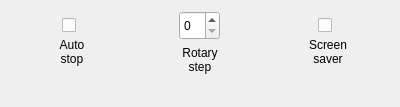
Before: the Qt Designer form src/util/FormPrefs.ui in lcnsqr/neblinux, drawn with Qt 5.
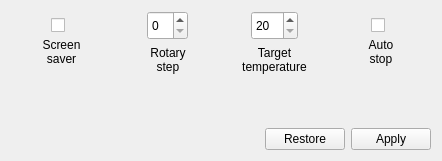
After: the same form once the commit is applied.

Diff of the .ui file:
```diff
--- a/src/util/FormPrefs.ui
+++ b/src/util/FormPrefs.ui
@@ -6,84 +6,155 @@
    <rect>
     <x>0</x>
     <y>0</y>
-    <width>400</width>
-    <height>107</height>
+    <width>442</width>
+    <height>161</height>
    </rect>
   </property>
   <property name="windowTitle">
    <string>Form</string>
   </property>
-  <layout class="QHBoxLayout" name="horizontalLayout">
+  <layout class="QVBoxLayout" name="verticalLayout_5">
    <item>
-    <layout class="QVBoxLayout" name="verticalLayout">
-     <item alignment="Qt::AlignHCenter">
-      <widget class="QCheckBox" name="autostop">
-       <property name="maximumSize">
-        <size>
-         <width>23</width>
-         <height>16777215</height>
-        </size>
-       </property>
-       <property name="styleSheet">
-        <string notr="true">margin-top: 7px;</string>
-       </property>
-       <property name="text">
-        <string/>
-       </property>
-      </widget>
+    <layout class="QHBoxLayout" name="horizontalLayout">
+     <item>
+      <layout class="QVBoxLayout" name="verticalLayout_3">
+       <item alignment="Qt::AlignHCenter">
+        <widget class="QCheckBox" name="screensaver">
+         <property name="maximumSize">
+          <size>
+           <width>23</width>
+           <height>16777215</height>
+          </size>
+         </property>
+         <property name="styleSheet">
+          <string notr="true">margin-top: 7px;</string>
+         </property>
+         <property name="text">
+          <string/>
+         </property>
+        </widget>
+       </item>
+       <item alignment="Qt::AlignTop">
+        <widget class="QLabel" name="screensaverLabel">
+         <property name="minimumSize">
+          <size>
+           <width>0</width>
+           <height>0</height>
+          </size>
+         </property>
+         <property name="text">
+          <string>&lt;html&gt;&lt;head/&gt;&lt;body&gt;&lt;p align=&quot;center&quot;&gt;Screen&lt;br/&gt;saver&lt;/p&gt;&lt;/body&gt;&lt;/html&gt;</string>
+         </property>
+        </widget>
+       </item>
+      </layout>
      </item>
-     <item alignment="Qt::AlignTop">
-      <widget class="QLabel" name="autostopLabel">
-       <property name="text">
-        <string>&lt;html&gt;&lt;head/&gt;&lt;body&gt;&lt;p align=&quot;center&quot;&gt;Auto&lt;br/&gt;stop&lt;/p&gt;&lt;/body&gt;&lt;/html&gt;</string>
+     <item>
+      <layout class="QVBoxLayout" name="verticalLayout_2">
+       <property name="spacing">
+        <number>6</number>
        </property>
-      </widget>
+       <item alignment="Qt::AlignHCenter">
+        <widget class="QSpinBox" name="tempstep">
+         <property name="maximumSize">
+          <size>
+           <width>100</width>
+           <height>29</height>
+          </size>
+         </property>
+        </widget>
+       </item>
+       <item alignment="Qt::AlignTop">
+        <widget class="QLabel" name="tempstepLabel">
+         <property name="text">
+          <string>&lt;html&gt;&lt;head/&gt;&lt;body&gt;&lt;p align=&quot;center&quot;&gt;Rotary&lt;br/&gt;step&lt;/p&gt;&lt;/body&gt;&lt;/html&gt;</string>
+         </property>
+        </widget>
+       </item>
+      </layout>
      </item>
-    </layout>
-   </item>
-   <item>
-    <layout class="QVBoxLayout" name="verticalLayout_2">
-     <item alignment="Qt::AlignHCenter">
-      <widget class="QSpinBox" name="tempstep">
-       <property name="maximumSize">
-        <size>
-         <width>100</width>
-         <height>29</height>
-        </size>
-       </property>
-      </widget>
+     <item>
+      <layout class="QVBoxLayout" name="verticalLayout_6">
+       <item alignment="Qt::AlignHCenter">
+        <widget class="QSpinBox" name="target">
+         <property name="maximumSize">
+          <size>
+           <width>100</width>
+           <height>29</height>
+          </size>
+         </property>
+         <property name="minimum">
+          <number>20</number>
+         </property>
+         <property name="maximum">
+          <number>220</number>
+         </property>
+        </widget>
+       </item>
+       <item alignment="Qt::AlignTop">
+        <widget class="QLabel" name="targetLabel">
+         <property name="text">
+          <string>&lt;html&gt;&lt;head/&gt;&lt;body&gt;&lt;p align=&quot;center&quot;&gt;Target&lt;br/&gt;temperature&lt;/p&gt;&lt;/body&gt;&lt;/html&gt;</string>
+         </property>
+        </widget>
+       </item>
+      </layout>
      </item>
-     <item alignment="Qt::AlignTop">
-      <widget class="QLabel" name="tempstepLabel">
-       <property name="text">
-        <string>&lt;html&gt;&lt;head/&gt;&lt;body&gt;&lt;p align=&quot;center&quot;&gt;Rotary&lt;br/&gt;step&lt;/p&gt;&lt;/body&gt;&lt;/html&gt;</string>
-       </property>
-      </widget>
+     <item>
+      <layout class="QVBoxLayout" name="verticalLayout">
+       <item alignment="Qt::AlignHCenter">
+        <widget class="QCheckBox" name="autostop">
+         <property name="maximumSize">
+          <size>
+           <width>23</width>
+           <height>16777215</height>
+          </size>
+         </property>
+         <property name="styleSheet">
+          <string notr="true">margin-top: 7px;</string>
+         </property>
+         <property name="text">
+          <string/>
+         </property>
+        </widget>
+       </item>
+       <item alignment="Qt::AlignTop">
+        <widget class="QLabel" name="autostopLabel">
+         <property name="text">
+          <string>&lt;html&gt;&lt;head/&gt;&lt;body&gt;&lt;p align=&quot;center&quot;&gt;Auto&lt;br/&gt;stop&lt;/p&gt;&lt;/body&gt;&lt;/html&gt;</string>
+         </property>
+        </widget>
+       </item>
+      </layout>
      </item>
     </layout>
    </item>
    <item>
-    <layout class="QVBoxLayout" name="verticalLayout_3">
-     <item alignment="Qt::AlignHCenter">
-      <widget class="QCheckBox" name="screensaver">
-       <property name="maximumSize">
+    <layout class="QHBoxLayout" name="horizontalLayout_2">
+     <item>
+      <spacer name="horizontalSpacer">
+       <property name="orientation">
+        <enum>Qt::Horizontal</enum>
+       </property>
+       <property name="sizeHint" stdset="0">
         <size>
-         <width>23</width>
-         <height>16777215</height>
+         <width>40</width>
+         <height>20</height>
         </size>
        </property>
-       <property name="styleSheet">
-        <string notr="true">margin-top: 7px;</string>
-       </property>
+      </spacer>
+     </item>
+     <item>
+      <widget class="QPushButton" name="prefsRestore">
        <property name="text">
-        <string/>
+        <string>Restore</string>
        </property>
       </widget>
      </item>
-     <item alignment="Qt::AlignTop">
-      <widget class="QLabel" name="screensaverLabel">
+     <item>
+      <widget class="QPushButton" name="prefsApply">
        <property name="text">
-        <string>&lt;html&gt;&lt;head/&gt;&lt;body&gt;&lt;p align=&quot;center&quot;&gt;Screen&lt;br/&gt;saver&lt;/p&gt;&lt;/body&gt;&lt;/html&gt;</string>
+        <string>Apply</string>
        </property>
       </widget>
      </item>
```
